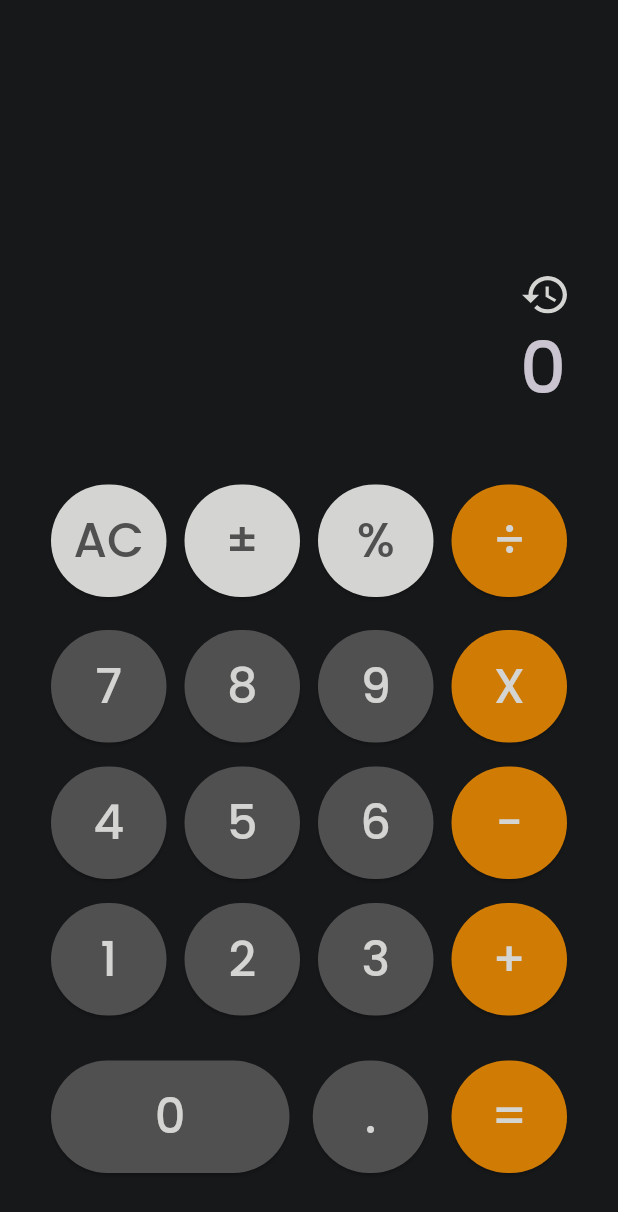
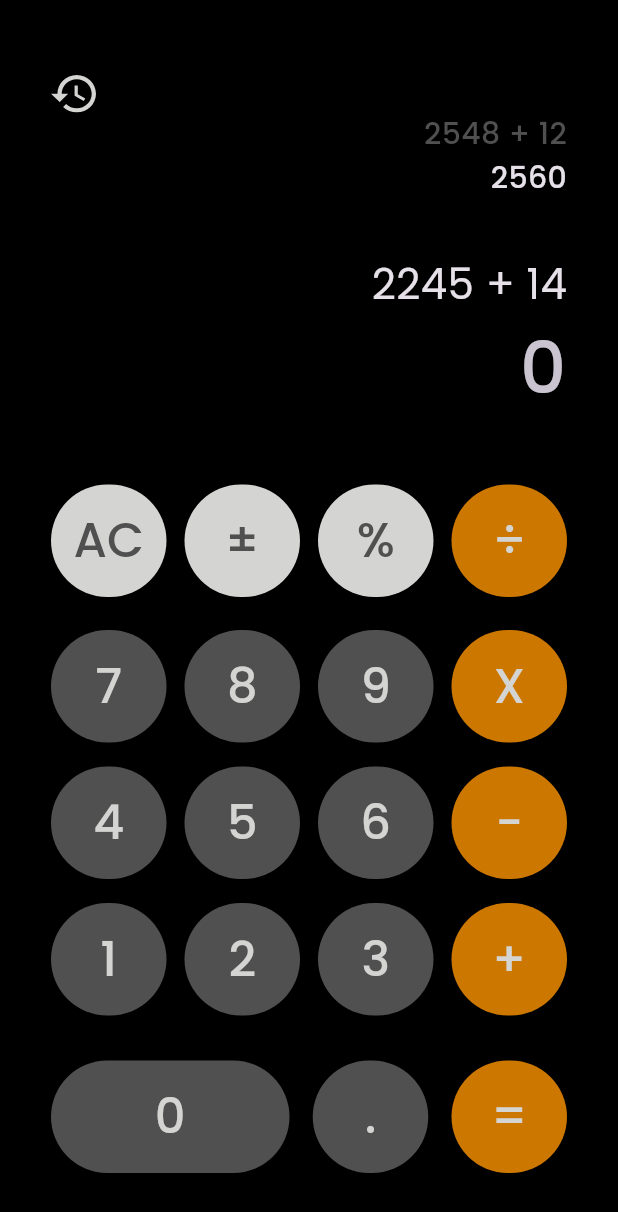
Before and after one commit to HamzaAlwajeeh/Calculator, a Flutter app: the screen it shows after launch, on a phone screen of 412 x 824 dp. Shown: the top 1212 px of the screen. Run offline on Flutter 3.47's test engine with Material 3 defaults, Android fonts, the phone set to English and light mode, and no system bars; our stand-ins replace flutter_svg.

Commit message:
Refactor calculator UI with history display and text styles

```diff
--- a/lib/Featurs/home/presentation/Views/widgets/home_view_body.dart
+++ b/lib/Featurs/home/presentation/Views/widgets/home_view_body.dart
@@ -1,5 +1,7 @@
 import 'package:calculator/Featurs/home/presentation/Views/widgets/button_section.dart';
 import 'package:calculator/Featurs/home/presentation/Views/widgets/custom_text_field.dart';
+import 'package:calculator/constants/constants.dart';
+import 'package:calculator/core/styles/styles.dart';
 import 'package:flutter/material.dart';
 import 'package:flutter_svg/flutter_svg.dart';
 
@@ -9,12 +11,13 @@ class HomeViewBody extends StatelessWidget {
   @override
   Widget build(BuildContext context) {
     return Padding(
-      padding: const EdgeInsets.symmetric(horizontal: 34),
+      padding: const EdgeInsets.only(left: 34, right: 34, top: 50),
       child: Column(
         mainAxisAlignment: MainAxisAlignment.end,
         crossAxisAlignment: CrossAxisAlignment.end,
         children: [
-          SvgPicture.asset('assets/icons/Vector.svg', width: 30),
+          Expanded(child: DisplayHistory()),
+          Text('2245 + 14', style: Styles.textStyle24, maxLines: 1),
           CustomTextField(),
           ButtonsSection(),
         ],
@@ -22,3 +25,32 @@ class HomeViewBody extends StatelessWidget {
     );
   }
 }
+
+class DisplayHistory extends StatelessWidget {
+  const DisplayHistory({super.key});
+
+  @override
+  Widget build(BuildContext context) {
+    return Column(
+      crossAxisAlignment: CrossAxisAlignment.end,
+      children: [
+        Align(
+          alignment: Alignment.topLeft,
+          child: SvgPicture.asset('assets/icons/Vector.svg', width: 30),
+        ),
+        Column(
+          crossAxisAlignment: CrossAxisAlignment.end,
+          children: [
+            Text(
+              '2548 + 12',
+              style: Styles.textStyle20.copyWith(
+                color: ColorsStyles.secondaryColor,
+              ),
+            ),
+            Text('2560', style: Styles.textStyle20),
+          ],
+        ),
+      ],
+    );
+  }
+}
--- a/lib/core/styles/styles.dart
+++ b/lib/core/styles/styles.dart
@@ -5,25 +5,30 @@ abstract class Styles {
     fontFamily: 'Poppins',
     fontSize: 48,
     fontWeight: FontWeight.w500,
+    overflow: TextOverflow.ellipsis,
   );
   static const TextStyle textStyle32 = TextStyle(
     fontFamily: 'Poppins',
     fontSize: 32,
     fontWeight: FontWeight.w500,
+    overflow: TextOverflow.ellipsis,
   );
   static const TextStyle textStyle28 = TextStyle(
     fontFamily: 'Poppins',
     fontSize: 28,
     fontWeight: FontWeight.w500,
+    overflow: TextOverflow.ellipsis,
   );
   static const TextStyle textStyle24 = TextStyle(
     fontFamily: 'Poppins',
     fontSize: 28,
     fontWeight: FontWeight.w400,
+    overflow: TextOverflow.ellipsis,
   );
-  static const TextStyle textStyle15 = TextStyle(
+  static const TextStyle textStyle20 = TextStyle(
     fontFamily: 'Poppins',
-    fontSize: 15,
+    fontSize: 20,
     fontWeight: FontWeight.w500,
+    overflow: TextOverflow.ellipsis,
   );
 }
--- a/lib/main.dart
+++ b/lib/main.dart
@@ -18,7 +18,7 @@ class MyCalculator extends StatelessWidget {
         textSelectionTheme: const TextSelectionThemeData(
           cursorColor: ColorsStyles.greyColor,
         ),
-        scaffoldBackgroundColor: ColorsStyles.scaffoldDarkBackgroundColor,
+        scaffoldBackgroundColor: Colors.black,
       ),
       home: HomeView(),
     );
```
